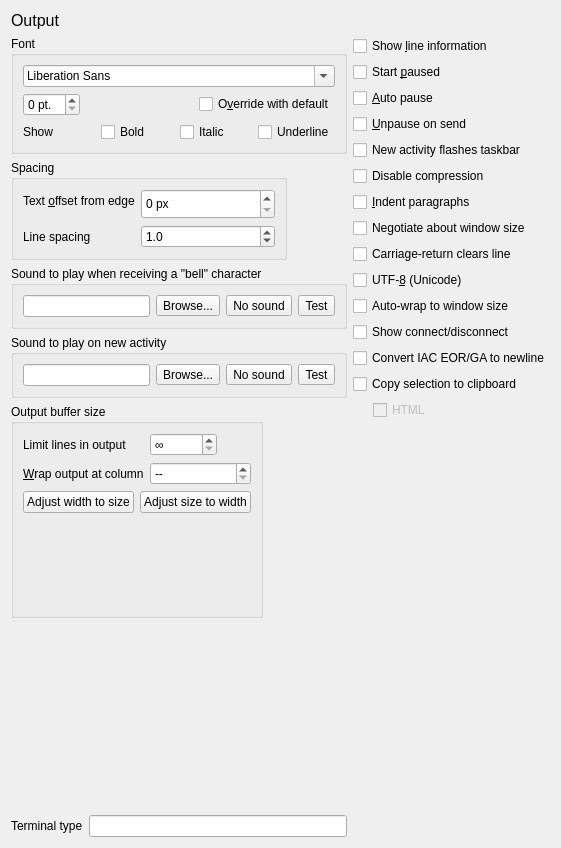
Qt form src/ui/worldprefs/prefs_output.ui (jnbooth/qMUSHclient) before a commit.
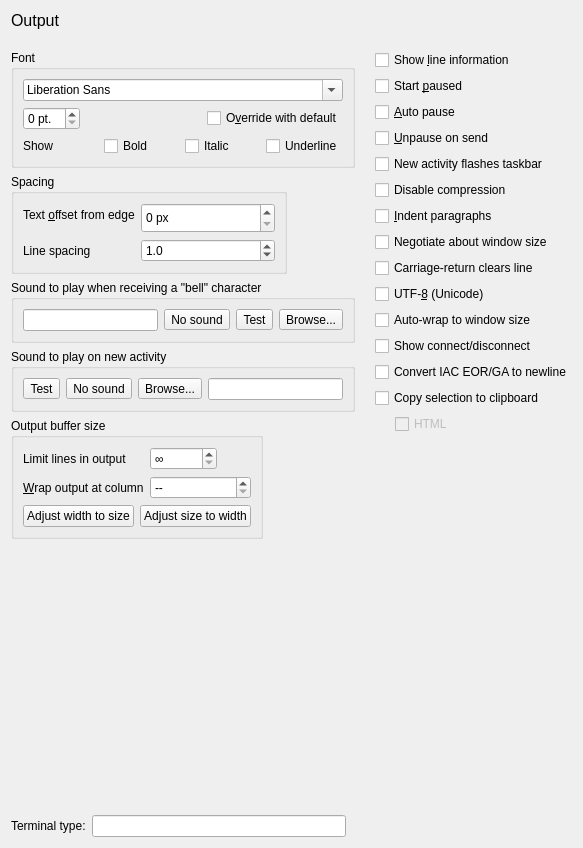
The same form after that commit. Icons and pictures are not drawn.

Diff of the .ui file:
```diff
--- a/src/ui/worldprefs/prefs_output.ui
+++ b/src/ui/worldprefs/prefs_output.ui
@@ -6,7 +6,7 @@
    <rect>
     <x>0</x>
     <y>0</y>
-    <width>561</width>
+    <width>583</width>
     <height>848</height>
    </rect>
   </property>
@@ -14,6 +14,9 @@
    <string>Output</string>
   </property>
   <layout class="QVBoxLayout" name="verticalLayout">
+   <property name="spacing">
+    <number>20</number>
+   </property>
    <item>
     <widget class="QLabel" name="title_label">
      <property name="sizePolicy">
@@ -33,9 +36,15 @@
     </widget>
    </item>
    <item>
-    <layout class="QHBoxLayout" name="horizontalLayout">
+    <layout class="QHBoxLayout" name="_main">
+     <property name="spacing">
+      <number>20</number>
+     </property>
      <item>
-      <layout class="QVBoxLayout" name="verticalLayout_2">
+      <layout class="QVBoxLayout" name="_options">
+       <property name="spacing">
+        <number>6</number>
+       </property>
        <item>
         <widget class="QGroupBox" name="groupBox_3">
          <property name="title">
@@ -204,23 +213,10 @@
          <property name="title">
           <string>Sound to play when receiving a &quot;bell&quot; character</string>
          </property>
-         <layout class="QVBoxLayout" name="verticalLayout_5">
-          <item>
-           <layout class="QHBoxLayout" name="horizontalLayout_2">
+         <layout class="QHBoxLayout" name="horizontalLayout">
             <item>
              <widget class="QLineEdit" name="beep_sound"/>
             </item>
-            <item>
-             <widget class="QToolButton" name="beep_sound_browse">
-              <property name="text">
-               <string>Browse...</string>
-              </property>
-              <property name="icon">
-               <iconset theme="document-open">
-                <normaloff>.</normaloff>.</iconset>
-              </property>
-             </widget>
-            </item>
             <item>
              <widget class="QToolButton" name="beep_sound_none">
               <property name="text">
@@ -243,7 +239,16 @@
               </property>
              </widget>
             </item>
-           </layout>
+          <item>
+           <widget class="QToolButton" name="beep_sound_browse">
+            <property name="text">
+             <string>Browse...</string>
+            </property>
+            <property name="icon">
+             <iconset theme="document-open">
+              <normaloff>.</normaloff>.</iconset>
+            </property>
+           </widget>
           </item>
          </layout>
         </widget>
@@ -259,34 +264,7 @@
          <property name="title">
           <string>Sound to play on new activity</string>
          </property>
-         <layout class="QVBoxLayout" name="verticalLayout_6">
-          <item>
-           <layout class="QHBoxLayout" name="horizontalLayout_8">
-            <item>
-             <widget class="QLineEdit" name="new_activity_sound"/>
-            </item>
-            <item>
-             <widget class="QToolButton" name="new_activity_sound_browse">
-              <property name="text">
-               <string>Browse...</string>
-              </property>
-              <property name="icon">
-               <iconset theme="document-open">
-                <normaloff>.</normaloff>.</iconset>
-              </property>
-             </widget>
-            </item>
-            <item>
-             <widget class="QToolButton" name="new_activity_sound_none">
-              <property name="text">
-               <string>No sound</string>
-              </property>
-              <property name="icon">
-               <iconset theme="user-trash-symbolic">
-                <normaloff>.</normaloff>.</iconset>
-              </property>
-             </widget>
-            </item>
+         <layout class="QHBoxLayout" name="horizontalLayout_2">
             <item>
              <widget class="QToolButton" name="new_activity_sound_test">
               <property name="text">
@@ -298,8 +276,31 @@
               </property>
              </widget>
             </item>
-           </layout>
+          <item>
+           <widget class="QToolButton" name="new_activity_sound_none">
+            <property name="text">
+             <string>No sound</string>
+            </property>
+            <property name="icon">
+             <iconset theme="user-trash-symbolic">
+              <normaloff>.</normaloff>.</iconset>
+            </property>
+           </widget>
           </item>
+          <item>
+           <widget class="QToolButton" name="new_activity_sound_browse">
+            <property name="text">
+             <string>Browse...</string>
+            </property>
+            <property name="icon">
+             <iconset theme="document-open">
+              <normaloff>.</normaloff>.</iconset>
+            </property>
+           </widget>
+          </item>
+          <item>
+           <widget class="QLineEdit" name="new_activity_sound"/>
+          </item>
          </layout>
         </widget>
        </item>
@@ -417,6 +418,9 @@
             </item>
            </layout>
           </item>
+         </layout>
+        </widget>
+       </item>
           <item>
            <spacer name="verticalSpacer">
             <property name="orientation">
@@ -430,21 +434,11 @@
             </property>
            </spacer>
           </item>
-         </layout>
-        </widget>
-       </item>
        <item>
-        <layout class="QFormLayout" name="formLayout">
-         <item row="1" column="1">
-          <widget class="QLineEdit" name="terminal_identification"/>
-         </item>
-         <item row="1" column="0">
-          <widget class="QLabel" name="terminal_identification_label">
-           <property name="text">
-            <string>Terminal type</string>
-           </property>
-          </widget>
-         </item>
+        <layout class="QFormLayout" name="_terminal">
+         <property name="rightMargin">
+          <number>9</number>
+         </property>
          <item row="0" column="0">
           <spacer name="verticalSpacer_4">
            <property name="orientation">
@@ -458,12 +452,25 @@
            </property>
           </spacer>
          </item>
+         <item row="1" column="1">
+          <widget class="QLineEdit" name="terminal_identification"/>
+         </item>
+         <item row="1" column="0">
+          <widget class="QLabel" name="label_terminal_identification">
+           <property name="text">
+            <string>Terminal type:</string>
+           </property>
+          </widget>
+         </item>
         </layout>
        </item>
       </layout>
      </item>
      <item>
-      <layout class="QVBoxLayout" name="verticalLayout_4">
+      <layout class="QVBoxLayout" name="_checkboxes">
+       <property name="spacing">
+        <number>6</number>
+       </property>
        <item>
         <widget class="QCheckBox" name="line_information">
          <property name="text">
```
Left out of the diff: 30 changed lines with no effect on the pictures. Lines whose indentation alone changed are shown as unchanged.
